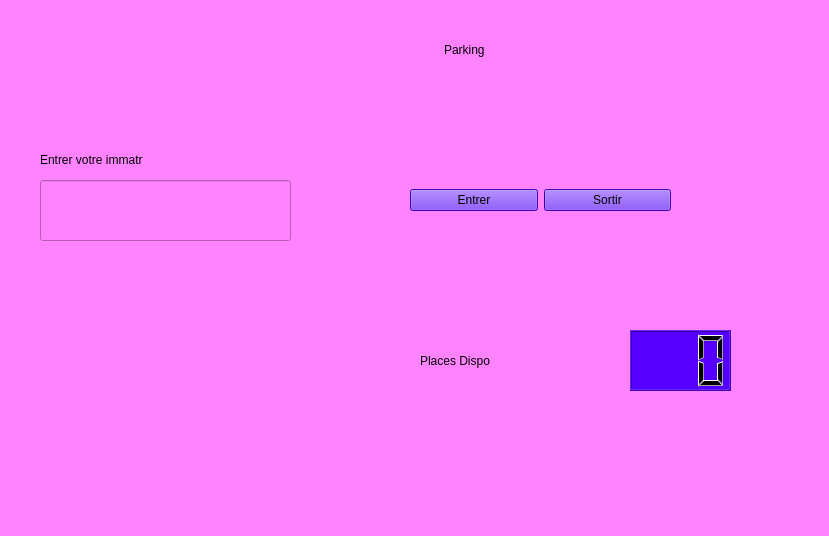
This is mainwindow.ui in ayoubtrabelsitr/parking as Qt 5 draws it before an edit. The edited form follows.
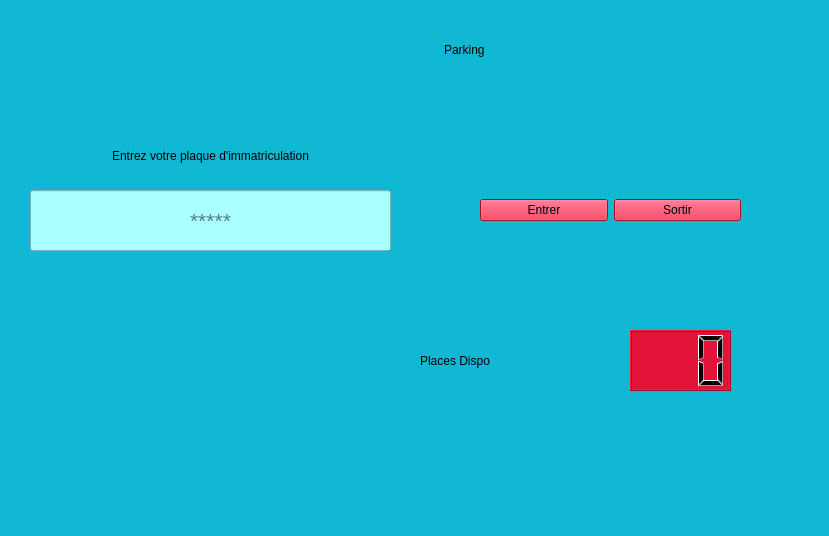
This is the edited form. Icons and pictures are not drawn.

Patch:
```diff
--- a/mainwindow.ui
+++ b/mainwindow.ui
@@ -23,14 +23,14 @@
    <iconset theme="QIcon::ThemeIcon::GoHome"/>
   </property>
   <property name="styleSheet">
-   <string notr="true">background-color: rgb(255, 131, 255);</string>
+   <string notr="true">background-color: rgb(17, 184, 211);</string>
   </property>
   <widget class="QWidget" name="centralwidget">
    <widget class="QWidget" name="gridLayoutWidget">
     <property name="geometry">
      <rect>
-      <x>410</x>
-      <y>140</y>
+      <x>480</x>
+      <y>150</y>
       <width>261</width>
       <height>121</height>
      </rect>
@@ -39,7 +39,7 @@
      <item row="1" column="0">
       <widget class="QPushButton" name="pushButton">
        <property name="styleSheet">
-        <string notr="true">background-color: rgb(85, 0, 255);
+        <string notr="true">background-color: rgb(225, 19, 56);
 font: 16pt &quot;Segoe UI&quot;;
 color: rgb(0, 0, 0);</string>
        </property>
@@ -51,7 +51,7 @@
      <item row="1" column="1">
       <widget class="QPushButton" name="pushButton_2">
        <property name="styleSheet">
-        <string notr="true">background-color: rgb(85, 0, 255);
+        <string notr="true">background-color: rgb(225, 19, 56);
 font: 16pt &quot;Segoe UI&quot;;
 color: rgb(0, 0, 0);</string>
        </property>
@@ -72,7 +72,7 @@
      </rect>
     </property>
     <property name="styleSheet">
-     <string notr="true">background-color: rgb(85, 0, 255);
+     <string notr="true">background-color: rgb(225, 19, 56);
 font: 16pt &quot;Segoe UI&quot;;
 color: rgb(0, 0, 0);</string>
     </property>
@@ -89,10 +89,10 @@
    <widget class="QLabel" name="label">
     <property name="geometry">
      <rect>
-      <x>40</x>
-      <y>150</y>
-      <width>221</width>
-      <height>20</height>
+      <x>30</x>
+      <y>149</y>
+      <width>361</width>
+      <height>31</height>
      </rect>
     </property>
     <property name="styleSheet">
@@ -100,7 +100,10 @@
 font: 700 12pt &quot;Segoe UI&quot;;</string>
     </property>
     <property name="text">
-     <string>Entrer votre immatr</string>
+     <string>Entrez votre plaque d'immatriculation</string>
+    </property>
+    <property name="alignment">
+     <set>Qt::AlignmentFlag::AlignHCenter|Qt::AlignmentFlag::AlignTop</set>
     </property>
    </widget>
    <widget class="QLabel" name="label_2">
@@ -123,24 +126,34 @@
    <widget class="QLineEdit" name="lineEdit">
     <property name="geometry">
      <rect>
-      <x>40</x>
-      <y>180</y>
-      <width>251</width>
+      <x>30</x>
+      <y>190</y>
+      <width>361</width>
       <height>61</height>
      </rect>
     </property>
     <property name="font">
      <font>
-      <family>Microsoft JhengHei UI</family>
-      <pointsize>18</pointsize>
-      <bold>true</bold>
+      <family>Segoe UI</family>
+      <pointsize>16</pointsize>
+      <italic>false</italic>
+      <bold>false</bold>
      </font>
     </property>
     <property name="cursor">
      <cursorShape>IBeamCursor</cursorShape>
     </property>
     <property name="styleSheet">
-     <string notr="true">color:rgb(0, 0, 0);</string>
+     <string notr="true">color:rgb(0, 0, 0);
+font: 16pt &quot;Segoe UI&quot;;
+border-color: rgb(85, 0, 0);
+background-color: rgb(170, 255, 255);</string>
+    </property>
+    <property name="inputMask">
+     <string/>
+    </property>
+    <property name="text">
+     <string notr="true"/>
     </property>
     <property name="maxLength">
      <number>15</number>
@@ -148,6 +161,9 @@
     <property name="alignment">
      <set>Qt::AlignmentFlag::AlignCenter</set>
     </property>
+    <property name="placeholderText">
+     <string>*****</string>
+    </property>
    </widget>
    <widget class="QWidget" name="horizontalLayoutWidget">
     <property name="geometry">
```
Left out of the diff: 4 changed lines with no effect on the pictures.
